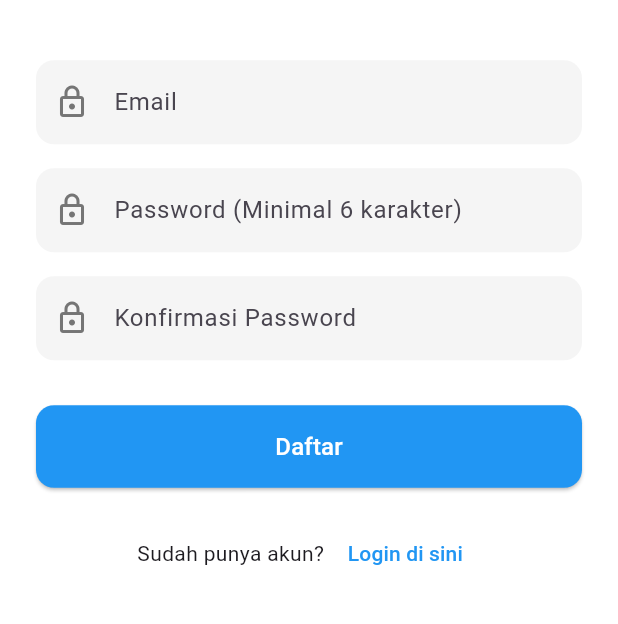
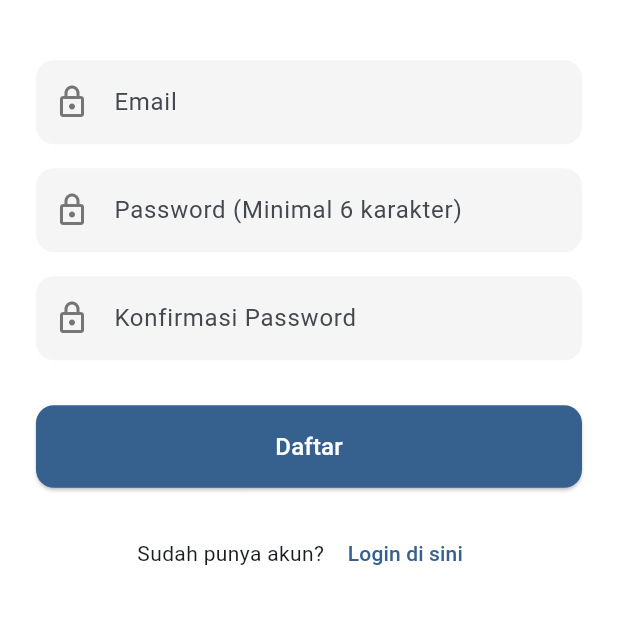
Before and after one commit to leonardwgk/studysphere, a Flutter app: the screen it shows after launch, after a tap on "Daftar di sini", on a phone screen of 412 x 824 dp, the part 413-1037 px from its top. Run offline on Flutter 3.47's test engine with Material 3 defaults, Android fonts, the light colour scheme and no system bars; our stand-ins replace email_validator, firebase_auth, firebase_core; accounts and stored records are empty.

Commit message:
refactor: centralize color styling using Theme instead of per-widget manual setup

```diff
--- a/lib/features/auth/pages/login_page.dart
+++ b/lib/features/auth/pages/login_page.dart
@@ -74,7 +74,6 @@ class _LoginPageState extends State<LoginPage> {
                 mainAxisAlignment: MainAxisAlignment.center,
                 children: [
                   // --- LOGO ---
-                  // Image(image: AssetImage('assets/images/FullLogo.jpg')),
                   Image.asset('assets/img/logo.png', height: 120),
                   const SizedBox(height: 40.0),
 
@@ -88,37 +87,6 @@ class _LoginPageState extends State<LoginPage> {
                         });
                       }
                     },
-                    // decoration: InputDecoration(
-                    //   hintText: "Email",
-                    //   prefixIcon: Icon(
-                    //     Icons.email_outlined,
-                    //     color: Colors.grey[600],
-                    //   ),
-                    //   filled: true,
-                    //   fillColor: Colors.grey[100],
-                    //   border: OutlineInputBorder(
-                    //     borderRadius: BorderRadius.circular(12.0),
-                    //     borderSide: BorderSide.none,
-                    //   ),
-                    //   focusedBorder: OutlineInputBorder(
-                    //     borderRadius: BorderRadius.circular(12.0),
-                    //     borderSide: const BorderSide(color: Colors.blue),
-                    //   ),
-                    //   errorText: _emailErrorText,
-                    //   errorMaxLines: 2,
-                    //   errorStyle: const TextStyle(color: Colors.red),
-                    //   errorBorder: OutlineInputBorder(
-                    //     borderRadius: BorderRadius.circular(12.0),
-                    //     borderSide: const BorderSide(color: Colors.red),
-                    //   ),
-                    //   focusedErrorBorder: OutlineInputBorder(
-                    //     borderRadius: BorderRadius.circular(12.0),
-                    //     borderSide: const BorderSide(
-                    //       color: Colors.blue,
-                    //       width: 2,
-                    //     ),
-                    //   ),
-                    // ),
                     decoration: kGetTextFieldDecoration(
                       hintText: "Email",
                       icon: Icons.email_outlined,
@@ -141,7 +109,8 @@ class _LoginPageState extends State<LoginPage> {
                     decoration: kGetTextFieldDecoration(
                       hintText: "Password",
                       icon: Icons.lock_outlined,
-                      errorText: _passwordErrorText, // Ganti dengan variabel error password
+                      errorText:
+                          _passwordErrorText, // Ganti dengan variabel error password
                     ),
                     obscureText: true,
                   ),
@@ -155,7 +124,9 @@ class _LoginPageState extends State<LoginPage> {
                           child: ElevatedButton(
                             onPressed: _login,
                             style: ElevatedButton.styleFrom(
-                              backgroundColor: Colors.blue,
+                              backgroundColor: Theme.of(
+                                context,
+                              ).colorScheme.primary,
                               padding: const EdgeInsets.symmetric(
                                 vertical: 16.0,
                               ),
@@ -172,7 +143,7 @@ class _LoginPageState extends State<LoginPage> {
                             ),
                           ),
                         ),
-                  const SizedBox(height: 20.0),
+                  const SizedBox(height: 4.0),
 
                   // -- Tombol ke halaman Register ---
                   Row(
@@ -189,9 +160,11 @@ class _LoginPageState extends State<LoginPage> {
                             ),
                           );
                         },
-                        child: const Text(
+                        child: Text(
                           "Daftar di sini",
-                          style: TextStyle(color: Colors.blue),
+                          style: TextStyle(
+                            color: Theme.of(context).colorScheme.primary,
+                          ),
                         ),
                       ),
                     ],
--- a/lib/features/auth/pages/register_page.dart
+++ b/lib/features/auth/pages/register_page.dart
@@ -198,7 +198,7 @@ class _RegisterPageState extends State<RegisterPage> {
                               shape: RoundedRectangleBorder(
                                 borderRadius: BorderRadius.circular(12.0),
                               ),
-                              backgroundColor: Colors.blue,
+                              backgroundColor: Theme.of(context).colorScheme.primary,
                             ),
                             child: const Text(
                               "Daftar",
@@ -219,9 +219,9 @@ class _RegisterPageState extends State<RegisterPage> {
                         onPressed: () {
                           Navigator.pop(context);
                         },
-                        child: const Text(
+                        child: Text(
                           "Login di sini",
-                          style: TextStyle(color: Colors.blue),
+                          style: TextStyle(color: Theme.of(context).colorScheme.primary),
                         ),
                       ),
                     ],
--- a/lib/main.dart
+++ b/lib/main.dart
@@ -6,9 +6,7 @@ import 'package:studysphere_app/features/auth/pages/auth_gate.dart';
 void main() async {
   WidgetsFlutterBinding.ensureInitialized();
 
-  await Firebase.initializeApp(
-      options: DefaultFirebaseOptions.currentPlatform,
-  );
+  await Firebase.initializeApp(options: DefaultFirebaseOptions.currentPlatform);
   runApp(const MyApp());
 }
 
@@ -22,7 +20,11 @@ class MyApp extends StatelessWidget {
       debugShowCheckedModeBanner: false,
       title: 'StudySphere',
       theme: ThemeData(
-        primarySwatch: Colors.blue,
+        useMaterial3: true,
+        colorScheme: ColorScheme.fromSeed(
+          seedColor: Colors.blue,
+          brightness: Brightness.light,
+        ),
       ),
 
       home: const AuthGate(),
```
